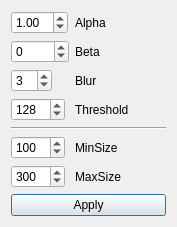
First picture: the form in detectordialog.ui, repository fgu-cas/kachna-tracker, before the edit.
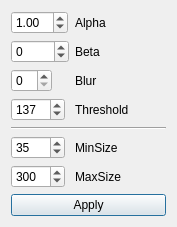
Second picture: the form after the edit.

Commit message: adjust default detection values

The edit to the form file:
```diff
--- a/detectordialog.ui
+++ b/detectordialog.ui
@@ -30,7 +30,7 @@
    <item row="2" column="0">
     <widget class="QSpinBox" name="blurBox">
      <property name="value">
-      <number>3</number>
+      <number>0</number>
      </property>
     </widget>
    </item>
@@ -54,7 +54,7 @@
       <number>1000</number>
      </property>
      <property name="value">
-      <number>100</number>
+      <number>35</number>
      </property>
     </widget>
    </item>
@@ -119,7 +119,7 @@
       <number>1024</number>
      </property>
      <property name="value">
-      <number>128</number>
+      <number>137</number>
      </property>
     </widget>
    </item>
```
